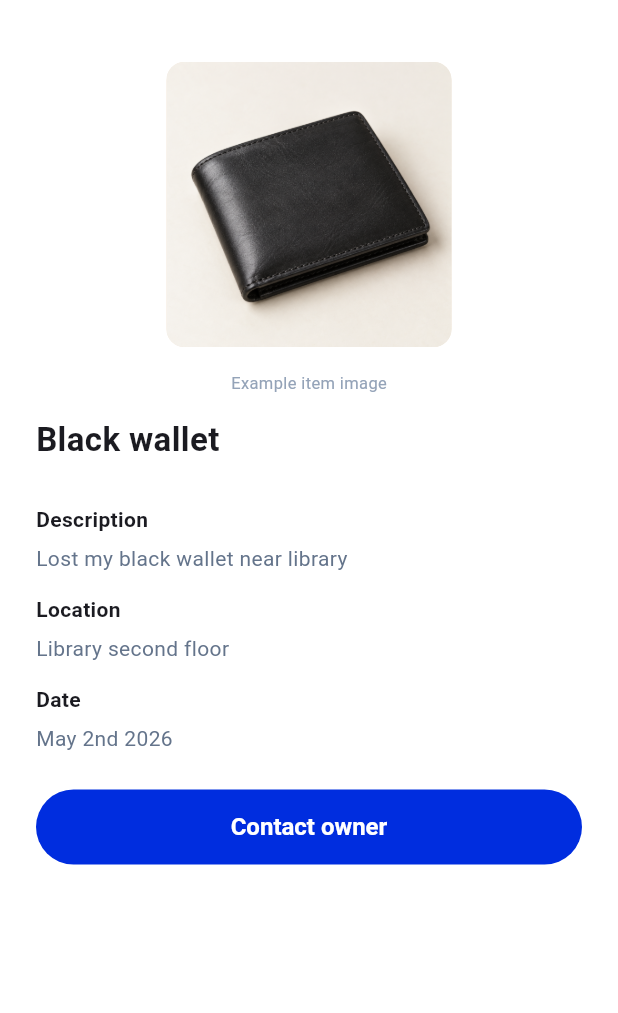
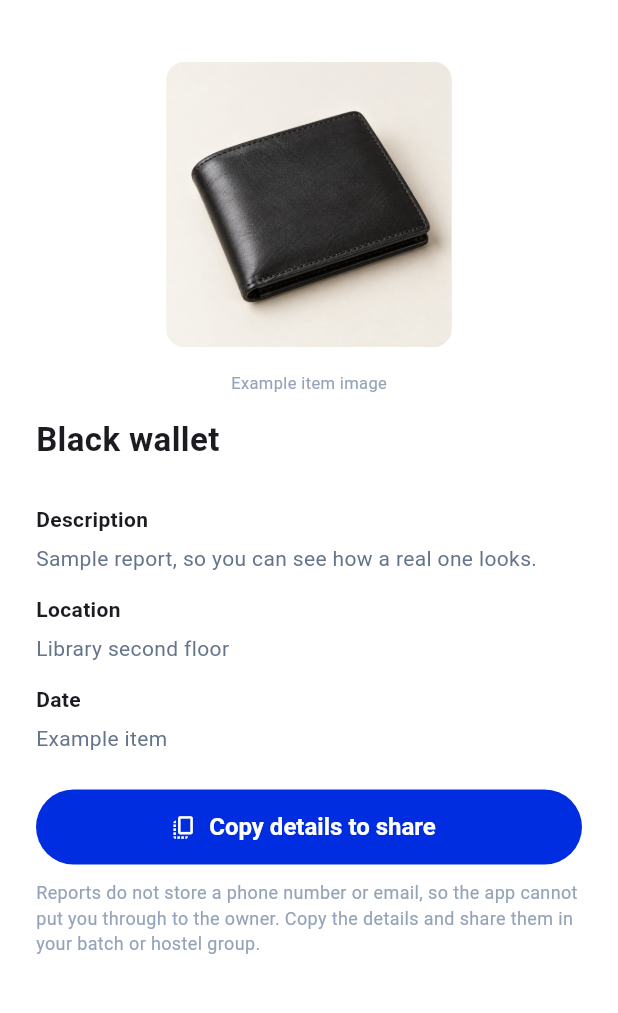
Before and after one commit to LashanDias/uniX, a Flutter app: the LostItemDetailScreen screen opened by its route, on a phone screen of 412 x 824 dp, the part 58-1071 px from its top. Run offline on Flutter 3.47's test engine with Material 3 defaults, Android fonts, the phone set to English and light mode, and no system bars; our stand-ins replace cloud_firestore, cloud_functions, file_picker, firebase_auth, firebase_core, firebase_storage and 3 more; missing offline and left inert: firebase_app_check, pdfrx; accounts and stored records are empty; network calls fail.

Commit message:
Show a saved Lost & Found report on the same page as the samples
Tapping your own report opened a bare, unstyled page: the raw location
and description stacked as plain text under the words "Local draft - no
automatic follow-ups". Beside it the sample items opened a laid-out page
with a photo, headings and a button, so a report a student had just
filed looked like a lesser thing than the examples.

LostItemDetailScreen could not be reused for it, because it took nothing
but a title and invented everything else -- every item, whatever it was,
claimed it had been lost "near library" on "May 2nd 2026". It now takes
the real report and renders the student's own photos, with a named
.example constructor for the three built-in samples that says plainly
that they are samples.

"Contact owner" went to the follow-ups page, which contacts nobody. A
report stores no phone number or email, only the reporter's user id, so
there is nothing to dial. The button now copies the report to the
clipboard to paste into a batch or hostel group, and the page says why
the app cannot put you through directly.

Also removed an unreachable "listings coming soon" page in Hostels:
both cards that reach it route to real listings now, and its comment
still claimed Annex Houses had none.

flutter analyze is clean; all 334 Flutter tests and 42 function tests
pass.

Co-Authored-By: Claude Opus 5 <noreply@anthropic.com>

```diff
--- a/lib/main.dart
+++ b/lib/main.dart
@@ -138,7 +138,8 @@ class UnixApp extends StatelessWidget {
             return MaterialPageRoute(builder: (_) => const LostFoundScreen());
           case '/lost_item_detail':
             return MaterialPageRoute(
-              builder: (_) => LostItemDetailScreen(
+              // This route only ever shows the built-in sample items.
+              builder: (_) => LostItemDetailScreen.example(
                 title: settings.arguments as String? ?? 'Black wallet',
               ),
             );
--- a/lib/screens/lost_found/lost_found_screen.dart
+++ b/lib/screens/lost_found/lost_found_screen.dart
@@ -1,7 +1,7 @@
 import 'dart:convert';
-import 'dart:typed_data';
 import 'dart:ui' as ui;
 import 'package:flutter/material.dart';
+import 'package:flutter/services.dart';
 import 'package:image_picker/image_picker.dart';
 import 'package:shared_preferences/shared_preferences.dart';
 import '../../core/constants/app_colors.dart';
@@ -210,40 +210,21 @@ class _LostFoundScreenState extends State<LostFoundScreen> {
                       // ListTile, so a student's own report does not look
                       // like a lesser thing than the samples.
                       return InkWell(
+                        // Opens the same page the sample items use. It used to
+                        // open a bare, unstyled list of the raw fields, which
+                        // made a student's own report look like a lesser thing
+                        // than the samples sitting right below it.
                         onTap: () => Navigator.push(
                           context,
                           MaterialPageRoute<void>(
-                            builder: (_) => Scaffold(
-                              appBar: AppBar(
-                                title: Text(report['title'] as String),
-                              ),
-                              body: SingleChildScrollView(
-                                padding: const EdgeInsets.all(20),
-                                child: Column(
-                                  crossAxisAlignment: CrossAxisAlignment.start,
-                                  children: [
-                                    Wrap(
-                                      spacing: 12,
-                                      runSpacing: 12,
-                                      children: [
-                                        for (final photo in images)
-                                          Image.memory(
-                                            base64Decode(photo),
-                                            width: 190,
-                                            height: 190,
-                                            fit: BoxFit.cover,
-                                          ),
-                                      ],
-                                    ),
-                                    const SizedBox(height: 20),
-                                    Text(report['location'] as String),
-                                    Text(report['description'] as String),
-                                    const Text(
-                                      'Local draft - no automatic follow-ups',
-                                    ),
-                                  ],
-                                ),
-                              ),
+                            builder: (_) => LostItemDetailScreen(
+                              title: report['title'] as String,
+                              description: report['description'] as String,
+                              location: report['location'] as String,
+                              date: 'Saved on this device',
+                              type: (report['type'] as String?) ?? 'lost',
+                              photos: images,
+                              isMine: true,
                             ),
                           ),
                         ),
@@ -465,15 +446,88 @@ class _LostFoundScreenState extends State<LostFoundScreen> {
   );
 }
 
+/// The full page for one Lost & Found item.
+///
+/// This used to take nothing but a title and invent the rest: every item,
+/// whatever it was, claimed it had been lost "near library" on "May 2nd 2026".
+/// A student's own report could not use it at all and opened a bare,
+/// unstyled page instead. It now carries the real report, so a report you
+/// just filed looks exactly like the samples beside it.
 class LostItemDetailScreen extends StatelessWidget {
-  const LostItemDetailScreen({super.key, required this.title});
-  final String title;
-  String get imageAsset => switch (title.toLowerCase()) {
+  const LostItemDetailScreen({
+    super.key,
+    required this.title,
+    required this.description,
+    required this.location,
+    required this.date,
+    required this.type,
+    this.photos = const [],
+    this.imageAsset,
+    this.isMine = false,
+  });
+
+  /// One of the built-in sample items on the list.
+  ///
+  /// The wording says plainly that it is a sample, so nobody waits for a
+  /// reply to a report that no student ever filed.
+  LostItemDetailScreen.example({super.key, required this.title})
+    : description = 'Sample report, so you can see how a real one looks.',
+      location = 'Library second floor',
+      date = 'Example item',
+      type = 'lost',
+      photos = const [],
+      isMine = false,
+      imageAsset = switch (title.toLowerCase()) {
         'black wallet' => 'assets/images/lost_wallet.png',
         'keys' => 'assets/images/lost_keys.png',
         'id card' => 'assets/images/lost_student_card.png',
         _ => 'assets/images/earbuds.jfif',
       };
+
+  final String title;
+  final String description;
+  final String location;
+  final String date;
+  final String type;
+
+  /// Photos the student attached, base64 encoded as they are stored.
+  final List<String> photos;
+
+  /// Stand-in artwork, used only by the sample items.
+  final String? imageAsset;
+
+  /// Whether the signed-in student filed this report.
+  final bool isMine;
+
+  bool get _isExample => imageAsset != null;
+
+  /// Copies the report so it can be pasted into a batch or hostel group.
+  ///
+  /// A report stores no phone number or email -- only the reporter's user id
+  /// -- so there is nothing to dial, and the old "Contact owner" button went
+  /// to the follow-ups page instead, which contacted nobody. Sharing the
+  /// details is the thing that can actually be done with what is stored.
+  Future<void> _copy(BuildContext context) async {
+    final messenger = ScaffoldMessenger.of(context);
+    final text = '''
+${type == 'found' ? 'Found' : 'Lost'}: $title
+Where: $location
+When: $date
+
+$description'''
+        .trim();
+    try {
+      await Clipboard.setData(ClipboardData(text: text));
+      messenger.showSnackBar(
+        const SnackBar(content: Text('Details copied. Paste them anywhere.')),
+      );
+    } catch (_) {
+      messenger.showSnackBar(
+        const SnackBar(content: Text('Clipboard unavailable on this device.')),
+      );
+    }
+  }
+
   @override
   Widget build(BuildContext context) => Scaffold(
     backgroundColor: Colors.white,
@@ -493,24 +547,90 @@ class LostItemDetailScreen extends StatelessWidget {
                   borderRadius: BorderRadius.circular(12),
                 ),
                 clipBehavior: Clip.antiAlias,
-                child: Image.asset(
-                  imageAsset,
+                child: photos.isNotEmpty
+                    ? Image.memory(
+                        base64Decode(photos.first),
+                        fit: BoxFit.cover,
+                        semanticLabel: 'Photo of $title',
+                      )
+                    : imageAsset != null
+                    ? Image.asset(
+                        imageAsset!,
                         fit: BoxFit.cover,
                         semanticLabel: 'Example image of $title',
+                      )
+                    : const Icon(
+                        Icons.image_outlined,
+                        size: 48,
+                        color: AppColors.primary,
                       ),
               ),
             ),
             const SizedBox(height: 16),
-            const Center(
+            Center(
               child: Text(
-                'Example item image',
-                style: TextStyle(fontSize: 11, color: AppColors.textLight),
+                _isExample
+                    ? 'Example item image'
+                    : photos.isEmpty
+                    ? 'No photo attached'
+                    : 'Photo you attached',
+                style: const TextStyle(
+                  fontSize: 11,
+                  color: AppColors.textLight,
                 ),
               ),
+            ),
+            if (photos.length > 1) ...[
+              const SizedBox(height: 12),
+              Wrap(
+                spacing: 10,
+                runSpacing: 10,
+                children: [
+                  for (final photo in photos.skip(1))
+                    ClipRRect(
+                      borderRadius: BorderRadius.circular(10),
+                      child: Image.memory(
+                        base64Decode(photo),
+                        width: 84,
+                        height: 84,
+                        fit: BoxFit.cover,
+                      ),
+                    ),
+                ],
+              ),
+            ],
             const SizedBox(height: 14),
-            Text(
+            Row(
+              children: [
+                Expanded(
+                  child: Text(
                     title,
-              style: const TextStyle(fontSize: 22, fontWeight: FontWeight.bold),
+                    style: const TextStyle(
+                      fontSize: 22,
+                      fontWeight: FontWeight.bold,
+                    ),
+                  ),
+                ),
+                if (isMine)
+                  Container(
+                    padding: const EdgeInsets.symmetric(
+                      horizontal: 10,
+                      vertical: 4,
+                    ),
+                    decoration: BoxDecoration(
+                      color: AppColors.primaryLight,
+                      borderRadius: BorderRadius.circular(20),
+                    ),
+                    child: const Text(
+                      'Yours',
+                      style: TextStyle(
+                        fontSize: 11,
+                        fontWeight: FontWeight.bold,
+                        color: AppColors.primary,
+                      ),
+                    ),
+                  ),
+              ],
             ),
             const SizedBox(height: 28),
             const Text(
@@ -519,7 +639,7 @@ class LostItemDetailScreen extends StatelessWidget {
             ),
             const SizedBox(height: 6),
             Text(
-              'Lost my ${title.toLowerCase()} near library',
+              description.isEmpty ? 'No description given.' : description,
               style: const TextStyle(color: AppColors.textSecondary),
             ),
             const SizedBox(height: 14),
@@ -528,21 +648,36 @@ class LostItemDetailScreen extends StatelessWidget {
               style: TextStyle(fontWeight: FontWeight.bold),
             ),
             const SizedBox(height: 6),
-            const Text(
-              'Library second floor',
-              style: TextStyle(color: AppColors.textSecondary),
+            Text(
+              location.isEmpty ? 'Not given.' : location,
+              style: const TextStyle(color: AppColors.textSecondary),
             ),
             const SizedBox(height: 14),
             const Text('Date', style: TextStyle(fontWeight: FontWeight.bold)),
             const SizedBox(height: 6),
-            const Text(
-              'May 2nd 2026',
-              style: TextStyle(color: AppColors.textSecondary),
+            Text(
+              date,
+              style: const TextStyle(color: AppColors.textSecondary),
             ),
             const SizedBox(height: 24),
-            ElevatedButton(
-              onPressed: () => Navigator.pushNamed(context, '/find_item'),
-              child: const Text('Contact owner'),
+            ElevatedButton.icon(
+              onPressed: () => _copy(context),
+              icon: const Icon(Icons.copy_all_outlined, size: 18),
+              label: const Text('Copy details to share'),
+            ),
+            const SizedBox(height: 10),
+            Text(
+              isMine
+                  ? 'This is your own report, so there is nobody to contact. '
+                        'Share the details in your batch group to spread it.'
+                  : 'Reports do not store a phone number or email, so the app '
+                        'cannot put you through to the owner. Copy the details '
+                        'and share them in your batch or hostel group.',
+              style: const TextStyle(
+                fontSize: 12,
+                color: AppColors.textLight,
+                height: 1.4,
+              ),
             ),
           ],
         ),
```
Also changed, not shown: lib/screens/hostels/hostels_screen.dart (+7 -41 lines), 1 other file. Lines whose indentation alone changed are shown as unchanged.
